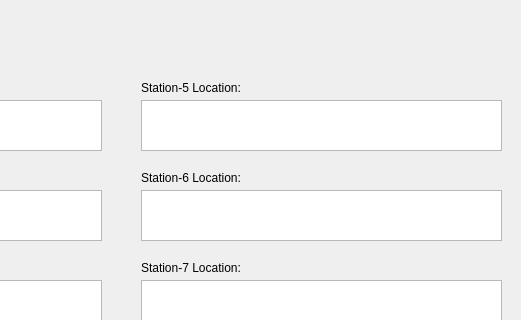
This is ui_src/config.ui in indarsugiarto/opas as Qt 5 draws it before an edit; both pictures show x 279 to 800 and y 0 to 320 of the 800 by 500 pixel window. The edited form follows.
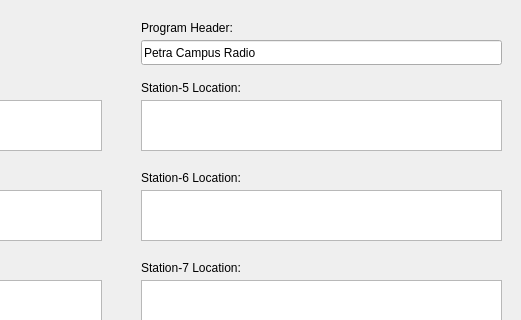
This is the edited form. Icons and pictures are not drawn.

```diff
--- a/ui_src/config.ui
+++ b/ui_src/config.ui
@@ -292,6 +292,32 @@
     <string>Cancel</string>
    </property>
   </widget>
+  <widget class="QLineEdit" name="owner">
+   <property name="geometry">
+    <rect>
+     <x>420</x>
+     <y>40</y>
+     <width>361</width>
+     <height>25</height>
+    </rect>
+   </property>
+   <property name="text">
+    <string>Petra Campus Radio</string>
+   </property>
+  </widget>
+  <widget class="QLabel" name="label_10">
+   <property name="geometry">
+    <rect>
+     <x>420</x>
+     <y>20</y>
+     <width>161</width>
+     <height>16</height>
+    </rect>
+   </property>
+   <property name="text">
+    <string>Program Header:</string>
+   </property>
+  </widget>
  </widget>
  <resources>
   <include location="form_src.qrc"/>
```
